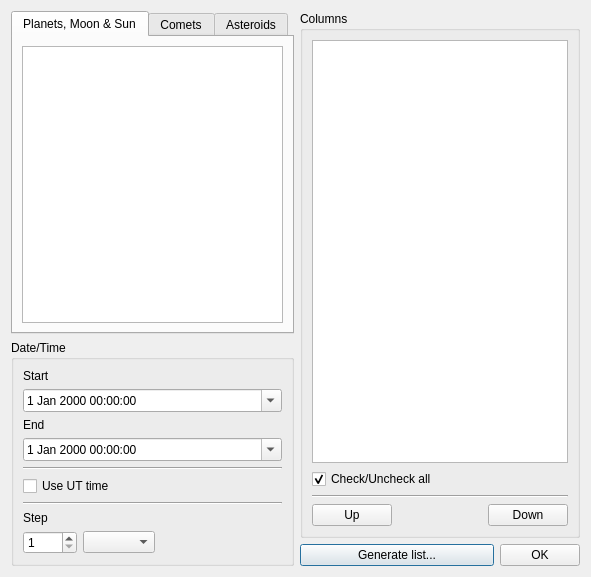
The window that cephlist.ui (PavelMr/skytechx) describes before a commit, drawn with Qt 5.
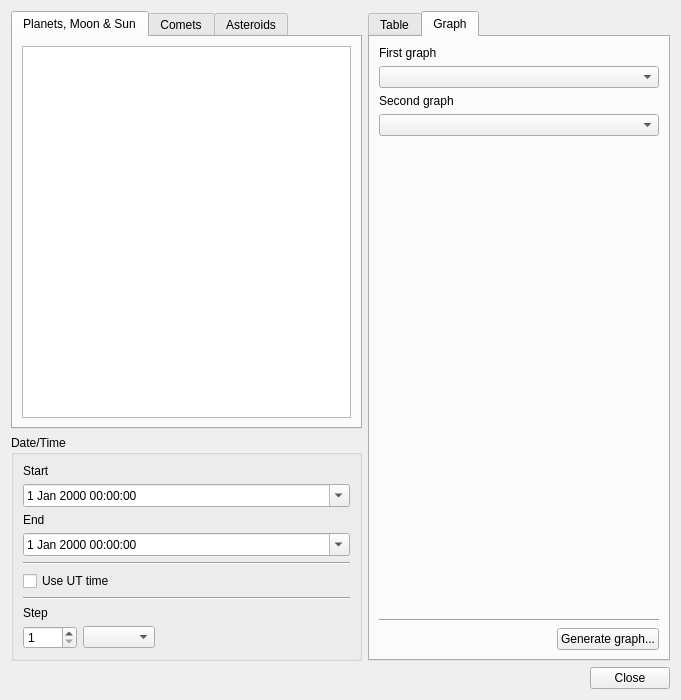
The same window after the commit.

What changed in the file:
```diff
--- a/cephlist.ui
+++ b/cephlist.ui
@@ -6,14 +6,14 @@
    <rect>
     <x>0</x>
     <y>0</y>
-    <width>591</width>
-    <height>577</height>
+    <width>681</width>
+    <height>700</height>
    </rect>
   </property>
   <property name="windowTitle">
    <string>Ephemeris list</string>
   </property>
-  <layout class="QVBoxLayout" name="verticalLayout_8">
+  <layout class="QVBoxLayout" name="verticalLayout_12">
    <item>
     <layout class="QHBoxLayout" name="horizontalLayout_2" stretch="1,0">
      <item>
@@ -177,6 +177,20 @@
      <item>
       <layout class="QVBoxLayout" name="verticalLayout">
        <item>
+        <layout class="QHBoxLayout" name="horizontalLayout_6">
+         <item>
+          <layout class="QHBoxLayout" name="horizontalLayout_4">
+           <item>
+            <widget class="QTabWidget" name="tabWidget_2">
+             <property name="currentIndex">
+              <number>1</number>
+             </property>
+             <widget class="QWidget" name="tab_4">
+              <attribute name="title">
+               <string>Table</string>
+              </attribute>
+              <layout class="QVBoxLayout" name="verticalLayout_8">
+               <item>
         <widget class="QGroupBox" name="groupBox">
          <property name="title">
           <string>Columns</string>
@@ -245,9 +259,20 @@
         </widget>
        </item>
        <item>
-        <layout class="QHBoxLayout" name="horizontalLayout_6">
+                <layout class="QHBoxLayout" name="horizontalLayout">
          <item>
-          <layout class="QHBoxLayout" name="horizontalLayout_4">
+                  <spacer name="horizontalSpacer_2">
+                   <property name="orientation">
+                    <enum>Qt::Horizontal</enum>
+                   </property>
+                   <property name="sizeHint" stdset="0">
+                    <size>
+                     <width>40</width>
+                     <height>20</height>
+                    </size>
+                   </property>
+                  </spacer>
+                 </item>
            <item>
             <widget class="QPushButton" name="pushButton_4">
              <property name="text">
@@ -258,6 +283,106 @@
              </property>
             </widget>
            </item>
+                </layout>
+               </item>
+              </layout>
+             </widget>
+             <widget class="QWidget" name="tab_5">
+              <attribute name="title">
+               <string>Graph</string>
+              </attribute>
+              <layout class="QVBoxLayout" name="verticalLayout_11">
+               <item>
+                <widget class="QLabel" name="label_4">
+                 <property name="text">
+                  <string>First graph</string>
+                 </property>
+                </widget>
+               </item>
+               <item>
+                <widget class="QComboBox" name="cb_g1"/>
+               </item>
+               <item>
+                <widget class="QLabel" name="label_5">
+                 <property name="text">
+                  <string>Second graph</string>
+                 </property>
+                </widget>
+               </item>
+               <item>
+                <widget class="QComboBox" name="cb_g2"/>
+               </item>
+               <item>
+                <spacer name="verticalSpacer">
+                 <property name="orientation">
+                  <enum>Qt::Vertical</enum>
+                 </property>
+                 <property name="sizeHint" stdset="0">
+                  <size>
+                   <width>20</width>
+                   <height>40</height>
+                  </size>
+                 </property>
+                </spacer>
+               </item>
+               <item>
+                <widget class="Line" name="line_4">
+                 <property name="orientation">
+                  <enum>Qt::Horizontal</enum>
+                 </property>
+                </widget>
+               </item>
+               <item>
+                <layout class="QHBoxLayout" name="horizontalLayout_8">
+                 <item>
+                  <spacer name="horizontalSpacer_5">
+                   <property name="orientation">
+                    <enum>Qt::Horizontal</enum>
+                   </property>
+                   <property name="sizeHint" stdset="0">
+                    <size>
+                     <width>40</width>
+                     <height>20</height>
+                    </size>
+                   </property>
+                  </spacer>
+                 </item>
+                 <item>
+                  <widget class="QPushButton" name="pushButton_5">
+                   <property name="text">
+                    <string>Generate graph...</string>
+                   </property>
+                  </widget>
+                 </item>
+                </layout>
+               </item>
+              </layout>
+             </widget>
+            </widget>
+           </item>
+          </layout>
+         </item>
+        </layout>
+       </item>
+      </layout>
+     </item>
+    </layout>
+   </item>
+   <item>
+    <layout class="QHBoxLayout" name="horizontalLayout_7">
+     <item>
+      <spacer name="horizontalSpacer_4">
+       <property name="orientation">
+        <enum>Qt::Horizontal</enum>
+       </property>
+       <property name="sizeHint" stdset="0">
+        <size>
+         <width>40</width>
+         <height>20</height>
+        </size>
+       </property>
+      </spacer>
+     </item>
            <item>
             <widget class="QPushButton" name="pushButton">
              <property name="sizePolicy">
@@ -267,15 +392,9 @@
               </sizepolicy>
              </property>
              <property name="text">
-              <string>OK</string>
-             </property>
-            </widget>
-           </item>
-          </layout>
-         </item>
-        </layout>
-       </item>
-      </layout>
+        <string>Close</string>
+       </property>
+      </widget>
      </item>
     </layout>
    </item>
```
Lines whose indentation alone changed are shown as unchanged.
